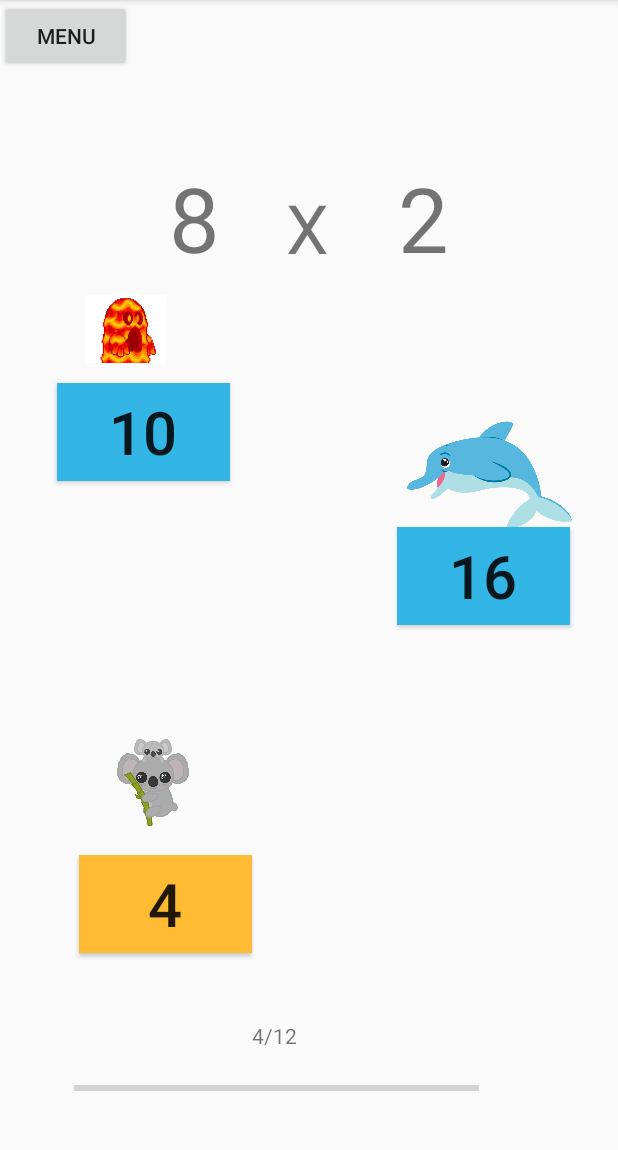
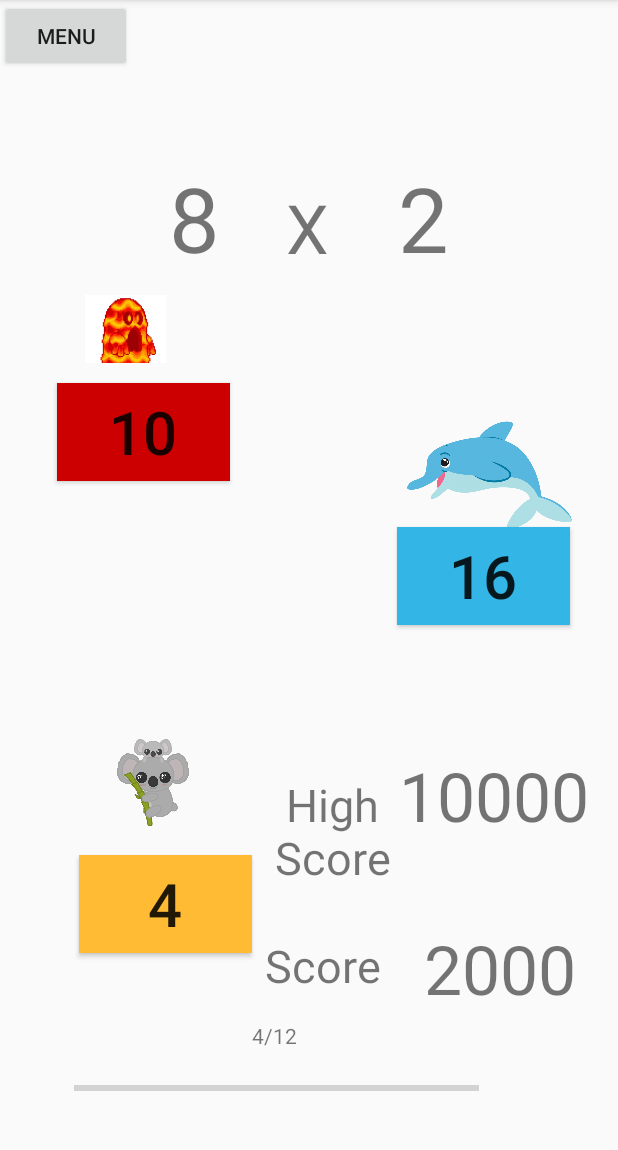
Before and after one commit to Rubberbandman2002/Arithmeticchallenge, an Android app: the GameActivity screen opened directly, with no data from a screen before it, on a phone screen of 412 x 824 dp, the part 84-1234 px from its top. Run offline under Robolectric (Android 15) with nearby library versions, the phone set to English and light mode, and no system bars.

Commit message:
LAB 3 classes og game

```diff
--- a/app/src/main/res/layout/activity_game.xml
+++ b/app/src/main/res/layout/activity_game.xml
@@ -7,7 +7,7 @@
     tools:context=".GameActivity">
 
     <TextView
-        android:id="@+id/textView7"
+        android:id="@+id/textView_times"
         android:layout_width="46dp"
         android:layout_height="68dp"
         android:layout_gravity="center"
@@ -28,7 +28,7 @@
         app:layout_constraintVertical_bias="0.166" />
 
     <LinearLayout
-        android:id="@+id/linearLayout3"
+        android:id="@+id/linearLayout_equation"
         android:layout_width="305dp"
         android:layout_height="90dp"
         android:layout_marginBottom="8dp"
@@ -45,7 +45,7 @@
         app:layout_constraintVertical_bias="0.146">
 
         <TextView
-            android:id="@+id/textView5"
+            android:id="@+id/textView_first_number"
             android:layout_width="wrap_content"
             android:layout_height="match_parent"
             android:layout_weight="1"
@@ -54,7 +54,7 @@
             android:textSize="60sp" />
 
         <TextView
-            android:id="@+id/textView6"
+            android:id="@+id/textView_second_number"
             android:layout_width="wrap_content"
             android:layout_height="151dp"
             android:layout_weight="1"
@@ -65,7 +65,7 @@
     </LinearLayout>
 
     <Button
-        android:id="@+id/button"
+        android:id="@+id/button_option1"
         android:layout_width="115dp"
         android:layout_height="65dp"
         android:layout_marginBottom="8dp"
@@ -74,7 +74,7 @@
         android:layout_marginRight="8dp"
         android:layout_marginStart="8dp"
         android:layout_marginTop="8dp"
-        android:background="@android:color/holo_blue_light"
+        android:background="@android:color/holo_red_dark"
         android:text="10"
         android:textSize="40sp"
         android:visibility="visible"
@@ -86,7 +86,7 @@
         app:layout_constraintVertical_bias="0.36" />
 
     <Button
-        android:id="@+id/button2"
+        android:id="@+id/button_option2"
         android:layout_width="115dp"
         android:layout_height="65dp"
         android:layout_marginBottom="8dp"
@@ -106,7 +106,7 @@
         app:layout_constraintVertical_bias="0.818" />
 
     <Button
-        android:id="@+id/button3"
+        android:id="@+id/button_option3"
         android:layout_width="115dp"
         android:layout_height="65dp"
         android:layout_marginBottom="8dp"
@@ -143,7 +143,7 @@
         app:layout_constraintVertical_bias="1.0" />
 
     <TextView
-        android:id="@+id/textView8"
+        android:id="@+id/textView_progress_number"
         android:layout_width="wrap_content"
         android:layout_height="40dp"
         android:layout_marginBottom="8dp"
@@ -160,17 +160,17 @@
         app:layout_constraintTop_toTopOf="parent"
         app:layout_constraintVertical_bias="0.945" />
 
+
     <Button
-        android:id="@+id/button4"
+        android:id="@+id/button_menu"
         android:layout_width="wrap_content"
         android:layout_height="wrap_content"
-        android:text="Menu"
+        android:text="@string/Menu"
         tools:layout_editor_absoluteX="0dp"
         tools:layout_editor_absoluteY="0dp" />
 
-
     <ImageView
-        android:id="@+id/imageView18"
+        android:id="@+id/imageView_koala"
         android:layout_width="133dp"
         android:layout_height="58dp"
         android:layout_marginBottom="8dp"
@@ -188,7 +188,7 @@
         app:srcCompat="@drawable/koala" />
 
     <ImageView
-        android:id="@+id/imageView19"
+        android:id="@+id/imageView_dolphine"
         android:layout_width="155dp"
         android:layout_height="76dp"
         android:layout_marginBottom="8dp"
@@ -206,7 +206,7 @@
         app:srcCompat="@drawable/dolphine" />
 
     <ImageView
-        android:id="@+id/imageView20"
+        android:id="@+id/imageView_lava_monster"
         android:layout_width="91dp"
         android:layout_height="45dp"
         android:layout_marginBottom="8dp"
@@ -223,4 +223,81 @@
         app:layout_constraintVertical_bias="0.267"
         app:srcCompat="@drawable/lava" />
 
+    <LinearLayout
+        android:layout_width="227dp"
+        android:layout_height="75dp"
+        android:layout_marginBottom="8dp"
+        android:layout_marginEnd="8dp"
+        android:layout_marginLeft="8dp"
+        android:layout_marginRight="8dp"
+        android:layout_marginStart="8dp"
+        android:layout_marginTop="8dp"
+        android:orientation="horizontal"
+        app:layout_constraintBottom_toBottomOf="parent"
+        app:layout_constraintEnd_toEndOf="parent"
+        app:layout_constraintHorizontal_bias="1.0"
+        app:layout_constraintStart_toStartOf="parent"
+        app:layout_constraintTop_toTopOf="parent"
+        app:layout_constraintVertical_bias="0.886">
+
+        <TextView
+            android:id="@+id/textView_your_score"
+            android:layout_width="130dp"
+            android:layout_height="wrap_content"
+            android:layout_weight="1"
+            android:text="@string/Score"
+            android:textSize="30sp" />
+
+        <TextView
+            android:id="@+id/textView_your_score_numkbers"
+            android:layout_width="168dp"
+            android:layout_height="85dp"
+            android:layout_marginBottom="8dp"
+            android:layout_marginEnd="8dp"
+            android:layout_marginLeft="8dp"
+            android:layout_marginRight="8dp"
+            android:layout_marginStart="8dp"
+            android:layout_marginTop="8dp"
+            android:layout_weight="1"
+            android:contentDescription="Your_score"
+            android:text="2000"
+            android:textAlignment="center"
+            android:textSize="45sp" />
+    </LinearLayout>
+
+    <LinearLayout
+        android:layout_width="227dp"
+        android:layout_height="100dp"
+        android:layout_marginBottom="8dp"
+        android:layout_marginEnd="8dp"
+        android:layout_marginLeft="8dp"
+        android:layout_marginRight="8dp"
+        android:layout_marginStart="8dp"
+        android:layout_marginTop="8dp"
+        android:orientation="horizontal"
+        app:layout_constraintBottom_toBottomOf="parent"
+        app:layout_constraintEnd_toEndOf="parent"
+        app:layout_constraintHorizontal_bias="1.0"
+        app:layout_constraintStart_toStartOf="parent"
+        app:layout_constraintTop_toTopOf="parent"
+        app:layout_constraintVertical_bias="0.755">
+
+        <TextView
+            android:id="@+id/textView_high_score"
+            android:layout_width="78dp"
+            android:layout_height="74dp"
+            android:layout_weight="1"
+            android:text="@string/High_score"
+            android:textAlignment="center"
+            android:textSize="30sp" />
+
+        <TextView
+            android:id="@+id/textView_high_score_number"
+            android:layout_width="wrap_content"
+            android:layout_height="wrap_content"
+            android:layout_weight="1"
+            android:text="10000"
+            android:textSize="45sp" />
+    </LinearLayout>
+
 </android.support.constraint.ConstraintLayout>
--- a/app/src/main/res/layout/activity_main.xml
+++ b/app/src/main/res/layout/activity_main.xml
@@ -7,7 +7,7 @@
     tools:context=".MainActivity">
 
     <ImageView
-        android:id="@+id/imageView"
+        android:id="@+id/imageView_TODO"
         android:layout_width="424dp"
         android:layout_height="383dp"
         android:layout_marginBottom="8dp"
@@ -20,7 +20,7 @@
         app:srcCompat="@drawable/godlly_cute_dog" />
 
     <ImageView
-        android:id="@+id/imageView6"
+        android:id="@+id/imageView_number"
         android:layout_width="wrap_content"
         android:layout_height="wrap_content"
         android:layout_marginEnd="36dp"
@@ -48,7 +48,7 @@
         app:layout_constraintEnd_toEndOf="parent"
         app:layout_constraintHorizontal_bias="0.497"
         app:layout_constraintStart_toStartOf="parent"
-        app:layout_constraintTop_toBottomOf="@+id/imageView6"
+        app:layout_constraintTop_toBottomOf="@+id/imageView_number"
         app:layout_constraintVertical_bias="1.0">
 
         <ImageButton
@@ -127,10 +127,10 @@
         app:layout_constraintHorizontal_bias="0.0"
         app:layout_constraintStart_toStartOf="parent"
         app:layout_constraintTop_toTopOf="parent"
-        app:layout_constraintVertical_bias="0.499" />
+        app:layout_constraintVertical_bias="0.482" />
 
     <ImageView
-        android:id="@+id/imageView2"
+        android:id="@+id/imageView_sun"
         android:layout_width="85dp"
         android:layout_height="137dp"
         android:layout_marginBottom="8dp"
--- a/app/src/main/res/values/strings.xml
+++ b/app/src/main/res/values/strings.xml
@@ -4,4 +4,7 @@
     <string name="todo">TODO</string>
     <string name="how_to_play">How to play?</string>
     <string name="quit">Quit</string>
+    <string name="Menu">Menu</string>
+    <string name="High_score">High Score</string>
+    <string name="Score">Score</string>
 </resources>
```
